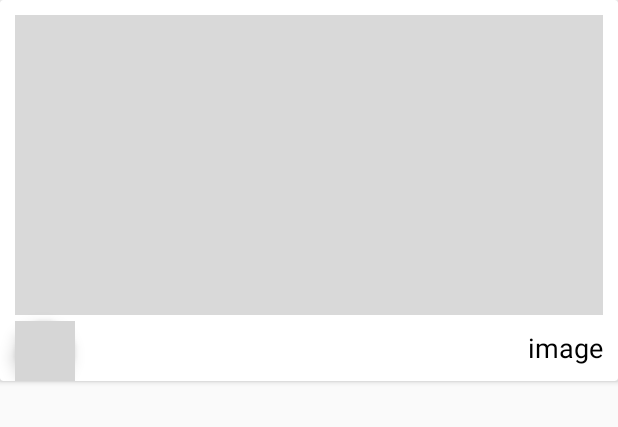
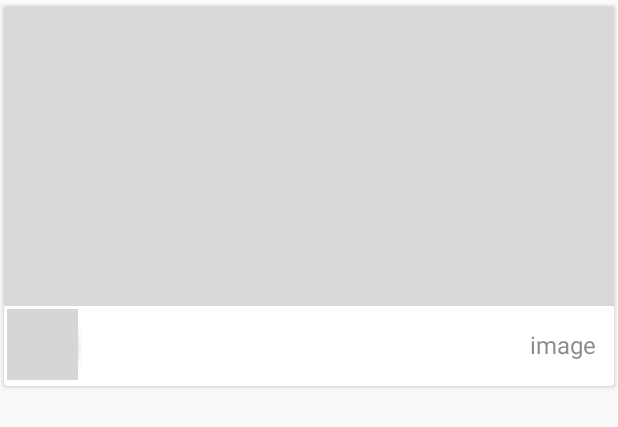
Before and after one commit to hossamhasanin/PhotosOrganizer, an Android app: the layout image_card.xml on its own in the app's theme, with its tools: preview values and no code run, on a phone screen of 412 x 824 dp. Shown: the top 427 px of the screen. Run offline under Robolectric (Android 15) with nearby library versions, the phone set to English and light mode, and no system bars; grey boxes are pictures that could not be loaded.

Commit message:
Soleve the problem of the scrolling to specific position in deleteFragment and make the cards of the images a little bit better

```diff
--- a/app/src/main/java/com/hasanin/hossam/photosorganiser/ImagesFragments/DeleteImagesFragment.java
+++ b/app/src/main/java/com/hasanin/hossam/photosorganiser/ImagesFragments/DeleteImagesFragment.java
@@ -57,7 +57,9 @@ public class DeleteImagesFragment extends Fragment {
         all_images = indexingDB.GetAllImages(Integer.toString(folder_id));
         imageRecAdapter = new ImageRecAdapter(all_images , getActivity() , imagesFragmentsListener , "Delete" , future_pos);
         show_images.setAdapter(imageRecAdapter);
-        show_images.setLayoutManager(new GridLayoutManager(getActivity() , 1));
+        GridLayoutManager gridLayoutManager = new GridLayoutManager(getActivity() , 1);
+        show_images.setLayoutManager(gridLayoutManager);
+        gridLayoutManager.scrollToPosition(future_pos);
         return view;
     }
 
--- a/app/src/main/java/com/hasanin/hossam/photosorganiser/MainFoldersFragments/DeleteFoldersFragment.java
+++ b/app/src/main/java/com/hasanin/hossam/photosorganiser/MainFoldersFragments/DeleteFoldersFragment.java
@@ -2,6 +2,7 @@ package com.hasanin.hossam.photosorganiser.MainFoldersFragments;
 
 import android.app.Fragment;
 import android.content.DialogInterface;
+import android.content.Intent;
 import android.content.res.Configuration;
 import android.os.Bundle;
 import android.support.annotation.Nullable;
@@ -80,6 +81,7 @@ public class DeleteFoldersFragment extends Fragment {
             gridLayoutManager = new GridLayoutManager(getActivity() , 5);
         }
         show_files.setLayoutManager(gridLayoutManager);
+        //gridLayoutManager.scrollToPosition(Integer.parseInt(future_positions.get(0).toString()));
         return view;
     }
 
--- a/app/src/main/java/com/hasanin/hossam/photosorganiser/MainFoldersFragments/EditFoldersFragment.java
+++ b/app/src/main/java/com/hasanin/hossam/photosorganiser/MainFoldersFragments/EditFoldersFragment.java
@@ -79,6 +79,7 @@ public class EditFoldersFragment extends Fragment {
             gridLayoutManager = new GridLayoutManager(getActivity() , 5);
         }
         show_files.setLayoutManager(gridLayoutManager);
+        //gridLayoutManager.scrollToPosition(Integer.parseInt(future_positions.get(0).toString()));
         return view;
     }
 
--- a/app/src/main/java/com/hasanin/hossam/photosorganiser/ShowImages/ImageRecAdapter.java
+++ b/app/src/main/java/com/hasanin/hossam/photosorganiser/ShowImages/ImageRecAdapter.java
@@ -83,7 +83,7 @@ public class ImageRecAdapter extends RecyclerView.Adapter<ImageRecAdapter.ViewHo
                         Toast.makeText(context , "paf "+ position , Toast.LENGTH_SHORT).show();
                         holder.stored_image_card.setCardBackgroundColor(ContextCompat.getColor(context,R.color.checked));
                         if (checked.size() == 0){
-                            imagesFragmentsListener.MoveToFragment("Main" , 0);
+                            imagesFragmentsListener.MoveToFragment("Main" , position);
                         }
                     }
                 }
--- a/app/src/main/res/layout/image_card.xml
+++ b/app/src/main/res/layout/image_card.xml
@@ -4,42 +4,69 @@
     android:id="@+id/stored_image_card"
     android:layout_width="match_parent"
     android:layout_height="wrap_content"
-    app:cardBackgroundColor="@color/white">
+    app:cardBackgroundColor="@color/white"
+    app:cardUseCompatPadding="true">
+
+    <LinearLayout
+        android:layout_width="match_parent"
+        android:layout_height="253dp"
+        android:orientation="vertical">
 
         <LinearLayout
             android:layout_width="match_parent"
             android:layout_height="wrap_content"
-        android:layout_marginBottom="34dp"
             android:orientation="horizontal">
 
             <ImageView
                 android:id="@+id/stored_image"
                 android:layout_width="match_parent"
                 android:layout_height="200dp"
-            android:layout_margin="10dp"
                 app:srcCompat="@color/bright_gray" />
         </LinearLayout>
 
-    <TextView
-        android:id="@+id/stored_image_name"
-        android:layout_width="wrap_content"
+        <LinearLayout
+            android:layout_width="match_parent"
             android:layout_height="wrap_content"
-        android:layout_gravity="bottom|right"
-        android:layout_margin="10dp"
-        android:text="image"
-        android:textColor="@android:color/background_dark"
-        android:textSize="18sp" />
+            android:layout_margin="2dp"
+            android:orientation="horizontal">
+
+            <LinearLayout
+                android:layout_width="50dp"
+                android:layout_height="match_parent"
+                android:orientation="vertical">
 
                 <android.support.design.widget.FloatingActionButton
                     android:id="@+id/image_options"
-        android:layout_width="wrap_content"
+                    android:layout_width="match_parent"
                     android:layout_height="wrap_content"
-        android:layout_gravity="bottom|left"
-        android:layout_marginLeft="10dp"
+                    android:layout_weight="1"
                     android:clickable="true"
                     app:backgroundTint="@color/red"
                     app:fabSize="mini"
                     app:srcCompat="@drawable/ic_options" />
+            </LinearLayout>
+
+            <LinearLayout
+                android:layout_width="wrap_content"
+                android:layout_height="47dp"
+                android:layout_weight="0.31"
+                android:orientation="vertical">
+
+                <TextView
+                    android:id="@+id/stored_image_name"
+                    android:layout_width="match_parent"
+                    android:layout_height="wrap_content"
+                    android:layout_marginRight="10dp"
+                    android:layout_weight="1"
+                    android:gravity="right|center"
+                    android:text="image"
+                    android:textColor="#8a272727"
+                    android:textSize="16sp" />
+            </LinearLayout>
+
+        </LinearLayout>
+
+    </LinearLayout>
 
     <CheckBox
         android:id="@+id/stored_checked_image"
```
Also changed, not shown: app/src/main/java/com/hasanin/hossam/photosorganiser/ImagesFragments/ShowImagesFragment.java (+6 -2 lines), app/src/main/java/com/hasanin/hossam/photosorganiser/ShowImages/ShowImages.java (+18 -6 lines), app/src/main/res/layout/show_images.xml (+18 -17 lines). Lines whose indentation alone changed are shown as unchanged.
